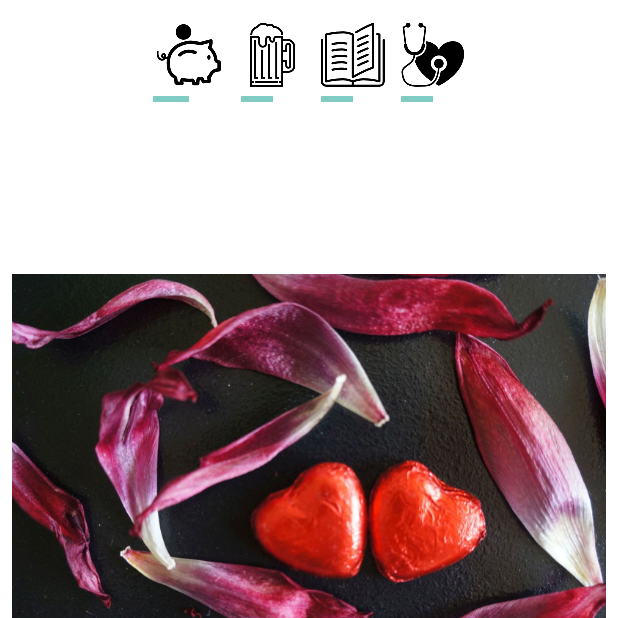
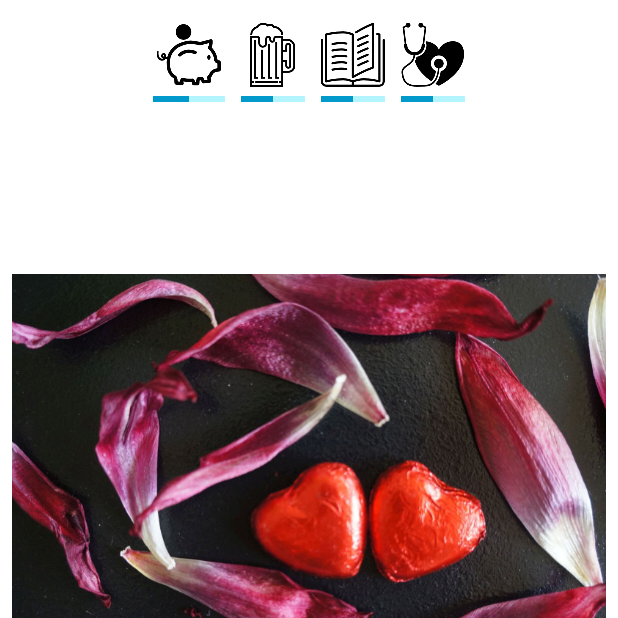
Before and after one commit to luc4s/EPFLSurvival_Android, an Android app: the screen it shows after launch (QuestionActivity), after a tap on "NOUVELLE PARTIE", on a phone screen of 412 x 824 dp, the top half of it. Run offline under Robolectric (Android 15) with nearby library versions, the phone set to English and light mode, and no system bars; 1 statement that could not run was skipped.

Commit message:
ajouté l'icone + fix le sexisme flagrant pour l'égalité des chances

```diff
--- a/app/src/main/java/godotinc/epflsurvival/QuestionActivity.java
+++ b/app/src/main/java/godotinc/epflsurvival/QuestionActivity.java
@@ -138,11 +138,6 @@ public class QuestionActivity extends AppCompatActivity {
             int diffFinances = qa.getFinances();
             int diffHealth = qa.getHealth();
 
-            diffAcademics *= 1000;
-            diffSocial *= 1000;
-            diffAcademics *= 100;
-            diffHealth *= 100;
-
             gState.addAcademics(diffAcademics);
             gState.addSocial(diffSocial);
             gState.addFinances(diffFinances);
--- a/app/src/main/res/layout/activity_question.xml
+++ b/app/src/main/res/layout/activity_question.xml
@@ -55,7 +55,9 @@
                 android:layout_column="3"
                 android:layout_row="1"
                 android:layout_weight="1"
-                android:indeterminate="false" />
+                android:indeterminate="false"
+                android:progressBackgroundTint="@android:color/holo_blue_bright"
+                android:progressTint="@android:color/holo_blue_dark" />
 
             <TextView
                 android:id="@+id/textView2"
@@ -92,7 +94,9 @@
                 android:layout_column="2"
                 android:layout_row="1"
                 android:layout_weight="1.01"
-                android:indeterminate="false" />
+                android:indeterminate="false"
+                android:progressBackgroundTint="@android:color/holo_blue_bright"
+                android:progressTint="@android:color/holo_blue_dark" />
 
             <TextView
                 android:id="@+id/textView3"
@@ -128,7 +132,9 @@
                 android:layout_column="1"
                 android:layout_row="1"
                 android:layout_weight="1"
-                android:indeterminate="false" />
+                android:indeterminate="false"
+                android:progressBackgroundTint="@android:color/holo_blue_bright"
+                android:progressTint="@android:color/holo_blue_dark" />
 
             <TextView
                 android:id="@+id/textView4"
@@ -162,7 +168,9 @@
                 android:layout_column="0"
                 android:layout_row="1"
                 android:layout_weight="1"
-                android:indeterminate="false" />
+                android:indeterminate="false"
+                android:progressBackgroundTint="@android:color/holo_blue_bright"
+                android:progressTint="@android:color/holo_blue_dark" />
 
             <TextView
                 android:id="@+id/textView5"
```
Also changed, not shown: app/src/main/res/mipmap-hdpi/ic_launcher.png, app/src/main/res/mipmap-hdpi/ic_launcher_round.png, app/src/main/res/mipmap-mdpi/ic_launcher.png, app/src/main/res/mipmap-mdpi/ic_launcher_round.png, app/src/main/res/mipmap-xhdpi/ic_launcher.png, app/src/main/res/mipmap-xhdpi/ic_launcher_round.png, app/src/main/res/mipmap-xxhdpi/ic_launcher.png, app/src/main/res/mipmap-xxhdpi/ic_launcher_round.png, app/src/main/res/mipmap-xxxhdpi/ic_launcher.png, app/src/main/res/mipmap-xxxhdpi/ic_launcher_round.png.
